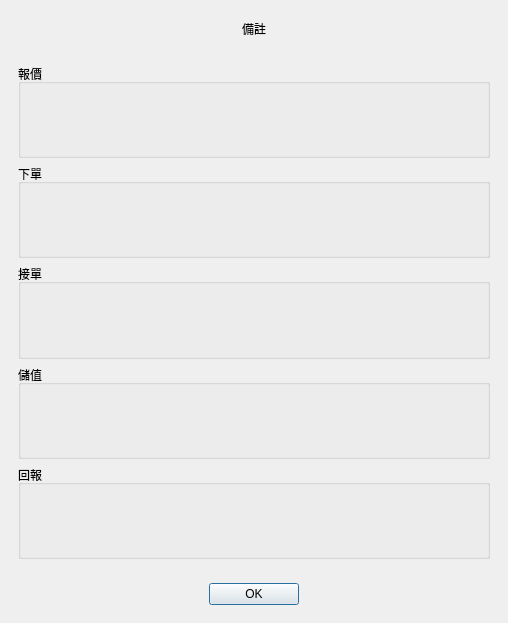
The window that src/AdbClient/DialogNote.ui (roger0816/Adb) describes before a commit, drawn with Qt 5.
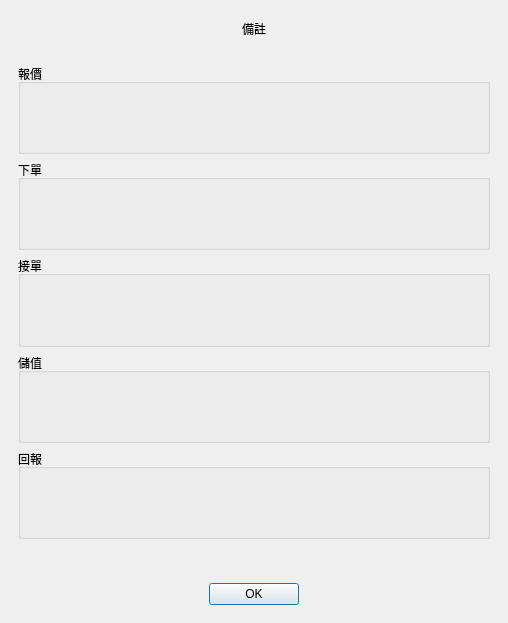
The same window after the commit.

Diff of the .ui file:
```diff
--- a/src/AdbClient/DialogNote.ui
+++ b/src/AdbClient/DialogNote.ui
@@ -149,6 +149,22 @@
            </layout>
           </widget>
          </item>
+         <item>
+          <widget class="QLabel" name="lbCheckUser">
+           <property name="sizePolicy">
+            <sizepolicy hsizetype="Preferred" vsizetype="Fixed">
+             <horstretch>0</horstretch>
+             <verstretch>0</verstretch>
+            </sizepolicy>
+           </property>
+           <property name="text">
+            <string/>
+           </property>
+           <property name="alignment">
+            <set>Qt::AlignLeading|Qt::AlignLeft|Qt::AlignVCenter</set>
+           </property>
+          </widget>
+         </item>
         </layout>
        </widget>
       </item>
```
